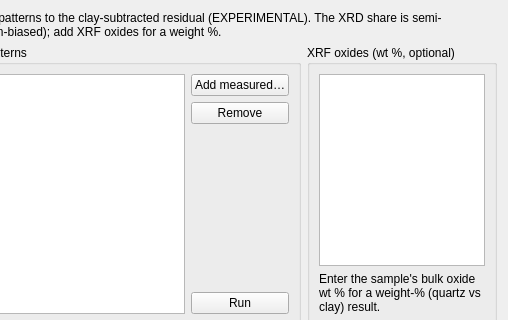
Old version of the form src/mudlab/nonclay/nonclay.ui in the repository Parthasarathi-Ghosh/MudLab2; both pictures show x 132 to 640 and y 0 to 320 of the 640 by 520 pixel window.
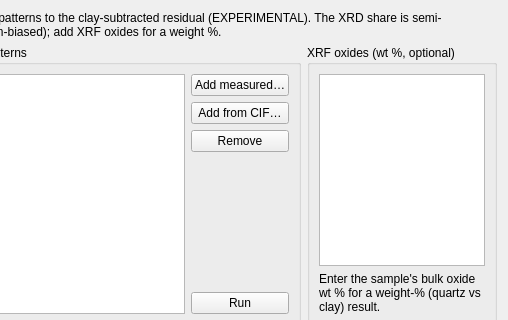
New version of the form.

Commit message: Add CIF reference construction via the goniometer to the dialog (Slice 2b-1)

```diff
--- a/src/mudlab/nonclay/nonclay.ui
+++ b/src/mudlab/nonclay/nonclay.ui
@@ -47,6 +47,16 @@
             </property>
            </widget>
           </item>
+          <item>
+           <widget class="QPushButton" name="btn_add_cif">
+            <property name="toolTip">
+             <string>Build a reference from a crystal structure (CIF with explicit symmetry ops, e.g. from COD/AMCSD), using this specimen's goniometer.</string>
+            </property>
+            <property name="text">
+             <string>Add from CIF&#8230;</string>
+            </property>
+           </widget>
+          </item>
           <item>
            <widget class="QPushButton" name="btn_remove_ref">
             <property name="text">
```
The commit also changes 4 other files.
